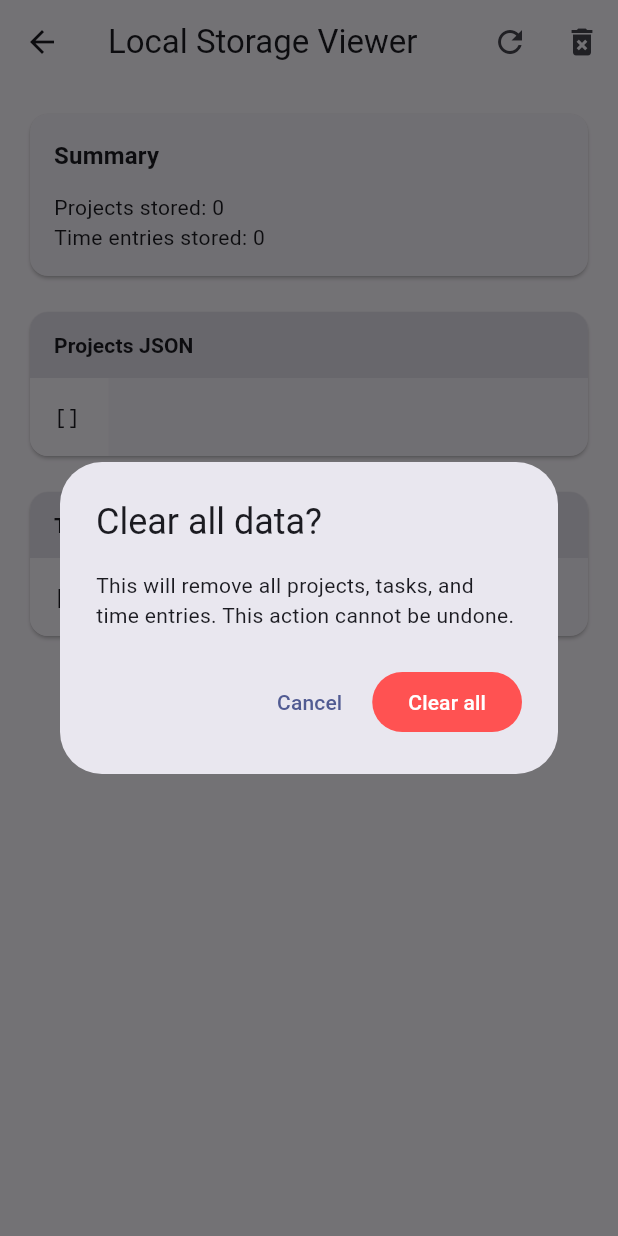
After one commit to Miranics/Time-Tracking-App, a Flutter app: the LocalStorageViewerScreen screen opened by its route, after a tap on the "delete forever" icon, on a phone screen of 412 x 824 dp. The commit adds this screen. Run offline on Flutter 3.47's test engine with Material 3 defaults, Android fonts, the phone set to English and light mode, and no system bars; our stand-ins replace localstorage.

```diff
--- a/lib/main.dart
+++ b/lib/main.dart
@@ -4,6 +4,7 @@ import 'package:provider/provider.dart';
 import 'providers/time_entry_provider.dart';
 import 'screens/add_time_entry_screen.dart';
 import 'screens/home_screen.dart';
+import 'screens/local_storage_viewer_screen.dart';
 import 'screens/project_task_management_screen.dart';
 
 void main() {
@@ -29,6 +30,8 @@ class TimeTrackerApp extends StatelessWidget {
           AddTimeEntryScreen.routeName: (context) => const AddTimeEntryScreen(),
           ProjectTaskManagementScreen.routeName: (context) =>
               const ProjectTaskManagementScreen(),
+          LocalStorageViewerScreen.routeName: (context) =>
+              const LocalStorageViewerScreen(),
         },
       ),
     );
--- /dev/null
+++ b/lib/screens/local_storage_viewer_screen.dart
@@ -0,0 +1,234 @@
+import 'dart:convert';
+
+import 'package:flutter/material.dart';
+import 'package:provider/provider.dart';
+
+import '../providers/time_entry_provider.dart';
+
+class LocalStorageViewerScreen extends StatefulWidget {
+  const LocalStorageViewerScreen({super.key});
+
+  static const routeName = '/storage-viewer';
+
+  @override
+  State<LocalStorageViewerScreen> createState() => _LocalStorageViewerScreenState();
+}
+
+class _LocalStorageViewerScreenState extends State<LocalStorageViewerScreen> {
+  late Future<_StorageSnapshot> _snapshotFuture;
+
+  @override
+  void initState() {
+    super.initState();
+    _snapshotFuture = _loadSnapshot();
+  }
+
+  Future<_StorageSnapshot> _loadSnapshot() async {
+    final provider = context.read<TimeEntryProvider>();
+    await provider.ensureInitialized();
+    final projectsJson = provider.projects.map((project) => project.toJson()).toList();
+    final entriesJson = provider.entries.map((entry) => entry.toJson()).toList();
+
+    return _StorageSnapshot(
+      prettyProjects: const JsonEncoder.withIndent('  ').convert(projectsJson),
+      prettyEntries: const JsonEncoder.withIndent('  ').convert(entriesJson),
+      projectCount: projectsJson.length,
+      entryCount: entriesJson.length,
+    );
+  }
+
+  Future<void> _refresh() async {
+    setState(() {
+      _snapshotFuture = _loadSnapshot();
+    });
+  }
+
+  Future<void> _clearAll() async {
+    final confirmed = await showDialog<bool>(
+      context: context,
+      builder: (context) {
+        return AlertDialog(
+          title: const Text('Clear all data?'),
+          content: const Text(
+            'This will remove all projects, tasks, and time entries. This action cannot be undone.',
+          ),
+          actions: [
+            TextButton(
+              onPressed: () => Navigator.of(context).pop(false),
+              child: const Text('Cancel'),
+            ),
+            FilledButton(
+              style: FilledButton.styleFrom(backgroundColor: Colors.redAccent),
+              onPressed: () => Navigator.of(context).pop(true),
+              child: const Text('Clear all'),
+            ),
+          ],
+        );
+      },
+    );
+
+    if (confirmed == true) {
+      final provider = context.read<TimeEntryProvider>();
+      await provider.clearAll();
+      if (!mounted) return;
+      ScaffoldMessenger.of(context).showSnackBar(
+        const SnackBar(content: Text('All local data cleared.')),
+      );
+      await _refresh();
+    }
+  }
+
+  @override
+  Widget build(BuildContext context) {
+    return Scaffold(
+      appBar: AppBar(
+        title: const Text('Local Storage Viewer'),
+        actions: [
+          IconButton(
+            icon: const Icon(Icons.refresh),
+            tooltip: 'Refresh snapshot',
+            onPressed: _refresh,
+          ),
+          IconButton(
+            icon: const Icon(Icons.delete_forever),
+            tooltip: 'Clear all data',
+            onPressed: _clearAll,
+          ),
+        ],
+      ),
+      body: FutureBuilder<_StorageSnapshot>(
+        future: _snapshotFuture,
+        builder: (context, snapshot) {
+          if (snapshot.connectionState == ConnectionState.waiting) {
+            return const Center(child: CircularProgressIndicator());
+          }
+          if (snapshot.hasError) {
+            return Center(
+              child: Padding(
+                padding: const EdgeInsets.all(24),
+                child: Text('Error loading storage: ${snapshot.error}'),
+              ),
+            );
+          }
+
+          final data = snapshot.data!;
+
+          return Padding(
+            padding: const EdgeInsets.all(16),
+            child: ListView(
+              children: [
+                _StorageSummary(
+                  projectCount: data.projectCount,
+                  entryCount: data.entryCount,
+                ),
+                const SizedBox(height: 16),
+                _JsonSection(
+                  title: 'Projects JSON',
+                  json: data.prettyProjects,
+                ),
+                const SizedBox(height: 16),
+                _JsonSection(
+                  title: 'Time Entries JSON',
+                  json: data.prettyEntries,
+                ),
+              ],
+            ),
+          );
+        },
+      ),
+    );
+  }
+}
+
+class _StorageSnapshot {
+  _StorageSnapshot({
+    required this.prettyProjects,
+    required this.prettyEntries,
+    required this.projectCount,
+    required this.entryCount,
+  });
+
+  final String prettyProjects;
+  final String prettyEntries;
+  final int projectCount;
+  final int entryCount;
+}
+
+class _StorageSummary extends StatelessWidget {
+  const _StorageSummary({
+    required this.projectCount,
+    required this.entryCount,
+  });
+
+  final int projectCount;
+  final int entryCount;
+
+  @override
+  Widget build(BuildContext context) {
+    return Card(
+      child: Padding(
+        padding: const EdgeInsets.all(16),
+        child: Column(
+          crossAxisAlignment: CrossAxisAlignment.start,
+          children: [
+            Text(
+              'Summary',
+              style: Theme.of(context)
+                  .textTheme
+                  .titleMedium
+                  ?.copyWith(fontWeight: FontWeight.w600),
+            ),
+            const SizedBox(height: 12),
+            Text('Projects stored: $projectCount'),
+            Text('Time entries stored: $entryCount'),
+          ],
+        ),
+      ),
+    );
+  }
+}
+
+class _JsonSection extends StatelessWidget {
+  const _JsonSection({
+    required this.title,
+    required this.json,
+  });
+
+  final String title;
+  final String json;
+
+  @override
+  Widget build(BuildContext context) {
+    return Card(
+      clipBehavior: Clip.antiAlias,
+      child: Column(
+        crossAxisAlignment: CrossAxisAlignment.start,
+        children: [
+          Container(
+            width: double.infinity,
+            color: Theme.of(context).colorScheme.surfaceVariant,
+            padding: const EdgeInsets.symmetric(horizontal: 16, vertical: 12),
+            child: Text(
+              title,
+              style: Theme.of(context)
+                  .textTheme
+                  .titleSmall
+                  ?.copyWith(fontWeight: FontWeight.w600),
+            ),
+          ),
+          SingleChildScrollView(
+            scrollDirection: Axis.horizontal,
+            child: Container(
+              padding: const EdgeInsets.all(16),
+              color: Theme.of(context).colorScheme.surface,
+              child: SelectableText(
+                json,
+                style: const TextStyle(fontFamily: 'monospace'),
+              ),
+            ),
+          ),
+        ],
+      ),
+    );
+  }
+}
```
Also changed, not shown: analysis_options.yaml (added, +28 -0 lines), lib/providers/time_entry_provider.dart (+22 -0 lines), lib/screens/home_screen.dart (+100 -17 lines), lib/widgets/app_drawer.dart (added, +96 -0 lines), 125 other files.
